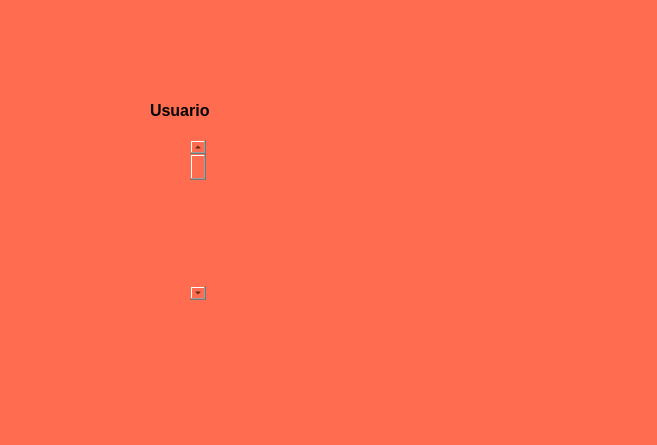
cisgarnat/PIP-2024-01, file Unidad 2/P5_VerticalSlider.ui: the form before one commit.
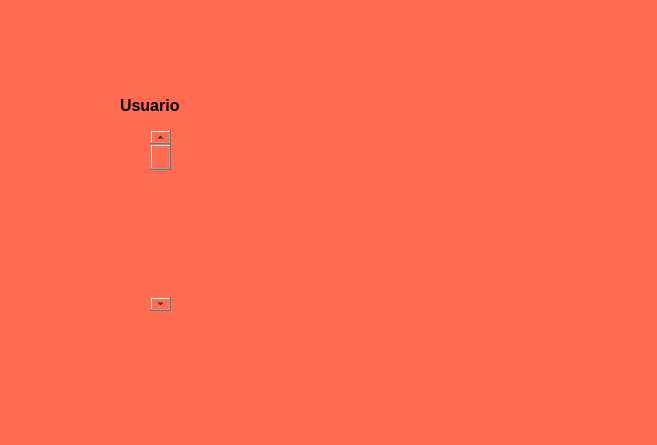
The form after the commit. Icons and pictures are not drawn.

What changed in the file:
```diff
--- a/Unidad 2/P5_VerticalSlider.ui
+++ b/Unidad 2/P5_VerticalSlider.ui
@@ -96,10 +96,10 @@
    <widget class="QLabel" name="label_4">
     <property name="geometry">
      <rect>
-      <x>150</x>
-      <y>100</y>
-      <width>81</width>
-      <height>21</height>
+      <x>120</x>
+      <y>90</y>
+      <width>111</width>
+      <height>31</height>
      </rect>
     </property>
     <property name="font">
@@ -117,10 +117,10 @@
    <widget class="QScrollBar" name="verticalScrollBar">
     <property name="geometry">
      <rect>
-      <x>190</x>
-      <y>140</y>
-      <width>16</width>
-      <height>160</height>
+      <x>150</x>
+      <y>130</y>
+      <width>21</width>
+      <height>181</height>
      </rect>
     </property>
     <property name="orientation">
```
Left out of the diff: 7 changed lines with no effect on the pictures.
